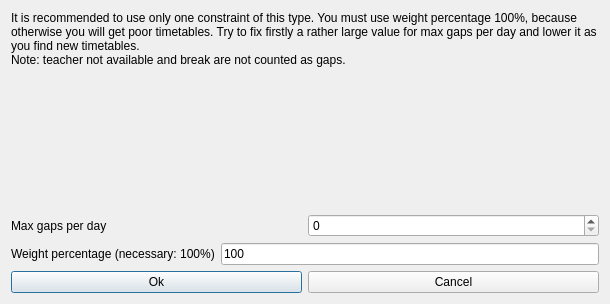
This is fet/src/interface/modifyconstraintteachersmaxgapsperdayform_template.ui in vonmecheln/fet as Qt 5 draws it before an edit. The edited form follows.
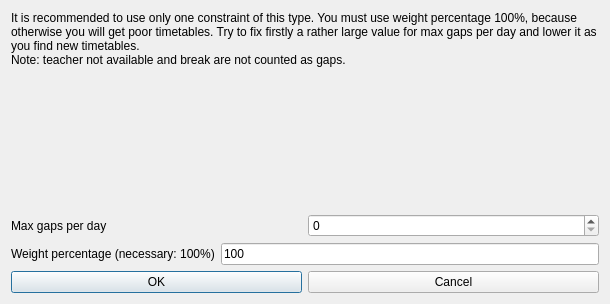
This is the edited form.

The edit to the form file:
```diff
--- a/fet/src/interface/modifyconstraintteachersmaxgapsperdayform_template.ui
+++ b/fet/src/interface/modifyconstraintteachersmaxgapsperdayform_template.ui
@@ -102,7 +102,7 @@
      <item>
       <widget class="QPushButton" name="okPushButton">
        <property name="text">
-        <string>Ok</string>
+        <string>OK</string>
        </property>
       </widget>
      </item>
```
